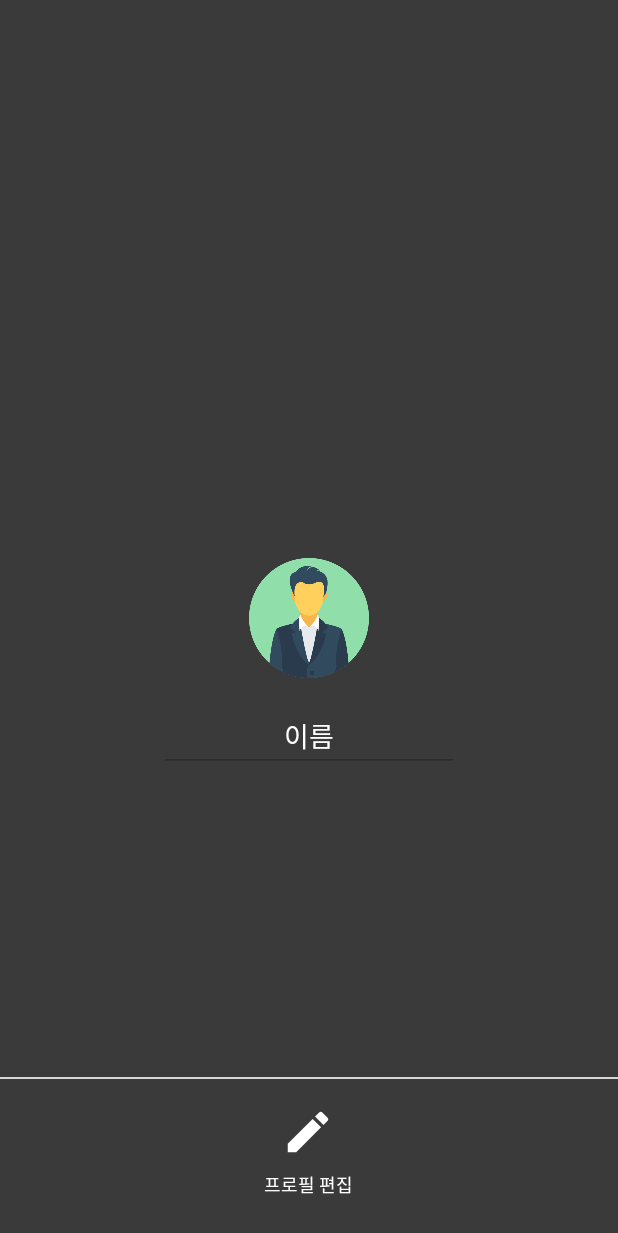
After one commit to EJLee1209/ChunCheonConquest, an Android app: the layout fragment_my_page.xml on its own in the app's theme, with its tools: preview values and no code run, on a phone screen of 412 x 824 dp. The commit adds this screen. Shown: the top 1233 px of the screen. Run offline under Robolectric (Android 15) with nearby library versions, the phone set to English and light mode, and no system bars.

Commit message:
프로필 이미지, 이름 변경 기능 구현

```diff
--- a/app/src/main/java/com/dldmswo1209/chuncheonconquest/model/User.kt
+++ b/app/src/main/java/com/dldmswo1209/chuncheonconquest/model/User.kt
@@ -6,7 +6,9 @@ data class User(
     val uid : String,
     val email: String,
     val pw: String,
-    val name: String
+    val name: String,
+    var imageUrl: String? = null, // 스토리지에 저장할 이미지 경로
+    var imageUri: String? = null // 스토리지에서 가져올 이미지 uri
 ): Serializable{
     constructor() : this("","","","")
 }
--- /dev/null
+++ b/app/src/main/res/drawable/icon_camera.xml
@@ -0,0 +1,6 @@
+<vector android:height="24dp" android:tint="#FFFFFF"
+    android:viewportHeight="24" android:viewportWidth="24"
+    android:width="24dp" xmlns:android="http://schemas.android.com/apk/res/android">
+    <path android:fillColor="@android:color/white" android:pathData="M12,12m-3.2,0a3.2,3.2 0,1 1,6.4 0a3.2,3.2 0,1 1,-6.4 0"/>
+    <path android:fillColor="@android:color/white" android:pathData="M9,2L7.17,4L4,4c-1.1,0 -2,0.9 -2,2v12c0,1.1 0.9,2 2,2h16c1.1,0 2,-0.9 2,-2L22,6c0,-1.1 -0.9,-2 -2,-2h-3.17L15,2L9,2zM12,17c-2.76,0 -5,-2.24 -5,-5s2.24,-5 5,-5 5,2.24 5,5 -2.24,5 -5,5z"/>
+</vector>
--- /dev/null
+++ b/app/src/main/res/drawable/icon_edit.xml
@@ -0,0 +1,5 @@
+<vector android:height="36dp" android:tint="#FFFFFF"
+    android:viewportHeight="24" android:viewportWidth="24"
+    android:width="36dp" xmlns:android="http://schemas.android.com/apk/res/android">
+    <path android:fillColor="@android:color/white" android:pathData="M3,17.25V21h3.75L17.81,9.94l-3.75,-3.75L3,17.25zM20.71,7.04c0.39,-0.39 0.39,-1.02 0,-1.41l-2.34,-2.34c-0.39,-0.39 -1.02,-0.39 -1.41,0l-1.83,1.83 3.75,3.75 1.83,-1.83z"/>
+</vector>
--- /dev/null
+++ b/app/src/main/res/drawable/menu_mypage_selector.xml
@@ -0,0 +1,6 @@
+<?xml version="1.0" encoding="utf-8"?>
+<selector xmlns:android="http://schemas.android.com/apk/res/android">
+
+    <item android:state_checked="false" android:drawable="@drawable/user_default"/>
+    <item android:state_checked="true" android:drawable="@drawable/user_selected"/>
+</selector>
--- a/app/src/main/res/layout/fragment_detail_tour_bottom_sheet.xml
+++ b/app/src/main/res/layout/fragment_detail_tour_bottom_sheet.xml
@@ -244,7 +244,7 @@
                         <fragment
                             android:id="@+id/map"
                             android:layout_width="match_parent"
-                            android:layout_height="200dp"
+                            android:layout_height="300dp"
                             android:layout_marginStart="20dp"
                             android:layout_marginEnd="20dp"
                             android:name="com.naver.maps.map.MapFragment" />
--- a/app/src/main/res/layout/fragment_home.xml
+++ b/app/src/main/res/layout/fragment_home.xml
@@ -68,6 +68,7 @@
                     app:layout_constraintTop_toBottomOf="@id/nameTextView" />
 
                 <androidx.constraintlayout.utils.widget.ImageFilterView
+                    android:id="@+id/profileImageView"
                     android:layout_width="50dp"
                     android:layout_height="50dp"
                     android:layout_marginEnd="5dp"
--- /dev/null
+++ b/app/src/main/res/layout/fragment_my_page.xml
@@ -0,0 +1,127 @@
+<?xml version="1.0" encoding="utf-8"?>
+<androidx.constraintlayout.widget.ConstraintLayout xmlns:android="http://schemas.android.com/apk/res/android"
+    xmlns:tools="http://schemas.android.com/tools"
+    android:layout_width="match_parent"
+    android:layout_height="match_parent"
+    xmlns:app="http://schemas.android.com/apk/res-auto"
+    tools:context=".fragment.MyPageFragment"
+    android:background="@color/background_gray"
+    android:gravity="center">
+
+    <TextView
+        android:id="@+id/cancel"
+        android:layout_width="wrap_content"
+        android:layout_height="wrap_content"
+        android:text="취소"
+        android:padding="10dp"
+        android:textColor="@color/white"
+        android:textSize="16sp"
+        android:textStyle="bold"
+        app:layout_constraintStart_toStartOf="parent"
+        app:layout_constraintTop_toTopOf="parent"
+        android:layout_margin="10dp"
+        android:visibility="gone"/>
+
+    <TextView
+        android:id="@+id/ok"
+        android:layout_width="wrap_content"
+        android:layout_height="wrap_content"
+        android:text="완료"
+        android:padding="10dp"
+        android:textColor="@color/white"
+        android:textSize="16sp"
+        android:textStyle="bold"
+        app:layout_constraintEnd_toEndOf="parent"
+        app:layout_constraintTop_toTopOf="parent"
+        android:layout_margin="10dp"
+        android:visibility="gone"/>
+
+
+    <FrameLayout
+        android:id="@+id/profileFrame"
+        android:layout_width="90dp"
+        android:layout_height="90dp"
+        app:layout_constraintStart_toStartOf="parent"
+        app:layout_constraintEnd_toEndOf="parent"
+        app:layout_constraintTop_toTopOf="parent"
+        app:layout_constraintBottom_toBottomOf="parent">
+
+        <androidx.constraintlayout.utils.widget.ImageFilterView
+            android:id="@+id/profileImageView"
+            android:layout_width="80dp"
+            android:layout_height="80dp"
+            android:src="@drawable/user"
+            app:layout_constraintStart_toStartOf="parent"
+            app:layout_constraintEnd_toEndOf="parent"
+            app:layout_constraintTop_toTopOf="parent"
+            app:layout_constraintBottom_toBottomOf="parent"
+            android:layout_gravity="center"/>
+
+        <androidx.constraintlayout.utils.widget.ImageFilterView
+            android:id="@+id/cameraImageView"
+            android:layout_width="30dp"
+            android:layout_height="30dp"
+            android:src="@drawable/icon_camera"
+            android:layout_gravity="bottom|end"
+            android:visibility="invisible"/>
+
+
+
+    </FrameLayout>
+
+    <EditText
+        android:id="@+id/nameEditText"
+        android:layout_width="200dp"
+        android:layout_height="wrap_content"
+        android:text="이름"
+        android:gravity="center"
+        android:textColor="@color/white"
+        app:layout_constraintTop_toBottomOf="@id/profileFrame"
+        app:layout_constraintStart_toStartOf="parent"
+        app:layout_constraintEnd_toEndOf="parent"
+        android:layout_marginTop="10dp"
+        android:enabled="false"/>
+
+    <androidx.appcompat.widget.LinearLayoutCompat
+        android:layout_width="match_parent"
+        android:layout_height="wrap_content"
+        app:layout_constraintBottom_toBottomOf="parent"
+        android:orientation="vertical"
+        android:gravity="center">
+
+        <View
+            android:id="@+id/lineView"
+            android:layout_width="match_parent"
+            android:layout_height="1dp"
+            app:layout_constraintTop_toBottomOf="@id/nameEditText"
+            android:background="@color/dg_gray"
+            android:layout_marginBottom="12dp"/>
+
+        <androidx.appcompat.widget.LinearLayoutCompat
+            android:id="@+id/editButton"
+            android:layout_width="wrap_content"
+            android:layout_height="wrap_content"
+            android:orientation="vertical"
+            android:gravity="center"
+            android:layout_marginBottom="20dp"
+            android:padding="5dp">
+
+            <androidx.constraintlayout.utils.widget.ImageFilterView
+                android:layout_width="wrap_content"
+                android:layout_height="wrap_content"
+                android:src="@drawable/icon_edit" />
+            <TextView
+                android:layout_width="wrap_content"
+                android:layout_height="wrap_content"
+                android:text="프로필 편집"
+                android:textSize="12sp"
+                android:layout_marginTop="8dp"
+                android:textColor="@color/white" />
+
+        </androidx.appcompat.widget.LinearLayoutCompat>
+
+
+
+    </androidx.appcompat.widget.LinearLayoutCompat>
+
+</androidx.constraintlayout.widget.ConstraintLayout>
--- a/app/src/main/res/layout/post_item.xml
+++ b/app/src/main/res/layout/post_item.xml
@@ -23,8 +23,7 @@
             android:id="@+id/imageView"
             android:layout_width="match_parent"
             android:layout_height="250dp"
-            android:layout_marginTop="8dp"
-            android:src="@drawable/forest"/>
+            android:layout_marginTop="8dp"/>
 
         <TextView
             android:id="@+id/dateTextView"
--- a/app/src/main/res/menu/bottom_menu.xml
+++ b/app/src/main/res/menu/bottom_menu.xml
@@ -15,6 +15,11 @@
         android:icon="@drawable/menu_map_selector"
         android:title=""/>
 
+    <item
+        android:id="@+id/myPage"
+        android:icon="@drawable/menu_mypage_selector"
+        android:title=""/>
+
 
 
 </menu>
```
Also changed, not shown: app/src/main/java/com/dldmswo1209/chuncheonconquest/MainActivity.kt (+10 -6 lines), app/src/main/java/com/dldmswo1209/chuncheonconquest/fragment/HomeFragment.kt (+29 -7 lines), app/src/main/java/com/dldmswo1209/chuncheonconquest/fragment/MyPageFragment.kt (added, +184 -0 lines), app/src/main/java/com/dldmswo1209/chuncheonconquest/fragment/WriteFragment.kt (+11 -2 lines), app/src/main/java/com/dldmswo1209/chuncheonconquest/viewModel/MainViewModel.kt (+27 -3 lines), app/src/main/res/navigation/nav_graph.xml (deleted, +0 -28 lines), app/src/main/res/drawable/user_default.png (added), app/src/main/res/drawable/user_selected.png (added).
